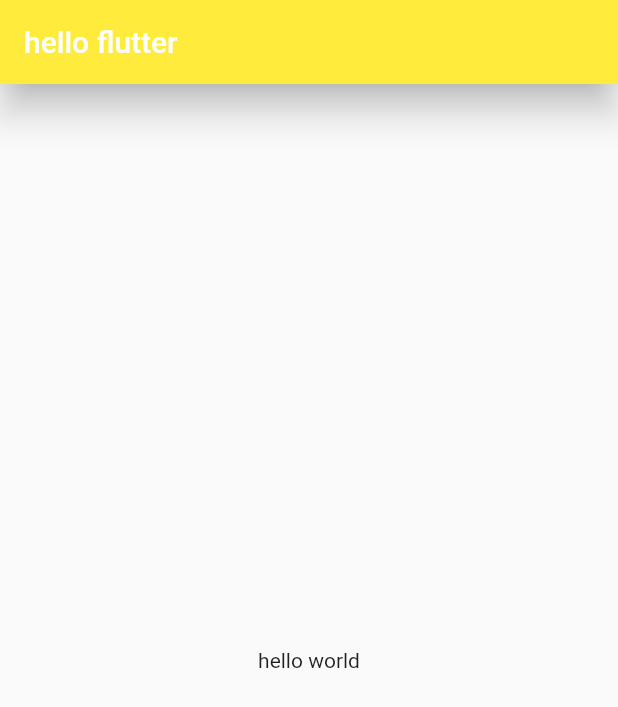
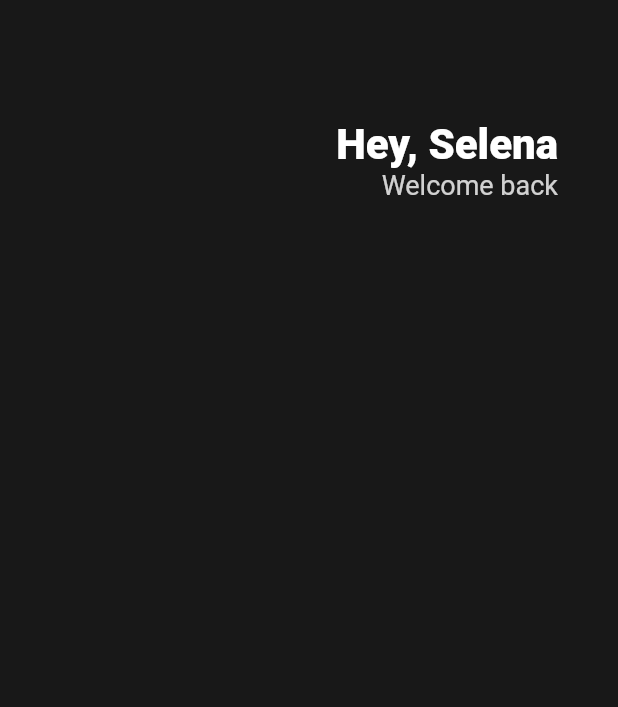
Before and after one commit to didtlrhks/FlutterEX, a Flutter app: the screen it shows after launch, on a phone screen of 412 x 824 dp. Shown: the top 707 px of the screen. Run offline on Flutter 3.47's test engine with Material 2 defaults, Android fonts, the phone set to English and light mode, and no system bars.

Commit message:
header add

```diff
--- a/lib/main.dart
+++ b/lib/main.dart
@@ -8,15 +8,45 @@ void main() {
 class APP extends StatelessWidget {
   @override
   Widget build(BuildContext context) {
-    return MaterialApp(
+    return const MaterialApp(
       home: Scaffold(
-        appBar: AppBar(
-          title: Text("hello flutter"),
-          backgroundColor: Colors.yellow,
-          elevation: 10,
-        ),
-        body: Center(
-          child: Text("hello world"),
+        backgroundColor: Color(0xFF181818),
+        body: Padding(
+          padding: EdgeInsets.symmetric(
+            horizontal: 40,
+          ),
+          child: Column(
+            children: [
+              SizedBox(
+                height: 80,
+              ),
+              Row(
+                mainAxisAlignment: MainAxisAlignment.end,
+                children: [
+                  Column(
+                    crossAxisAlignment: CrossAxisAlignment.end,
+                    children: [
+                      Text(
+                        'Hey, Selena',
+                        style: TextStyle(
+                          color: Colors.white,
+                          fontSize: 28,
+                          fontWeight: FontWeight.w800,
+                        ),
+                      ),
+                      Text(
+                        'Welcome back',
+                        style: TextStyle(
+                          color: Color.fromRGBO(255, 255, 255, 0.8),
+                          fontSize: 18,
+                        ),
+                      ),
+                    ],
+                  )
+                ],
+              )
+            ],
+          ),
         ),
       ),
     );
```
